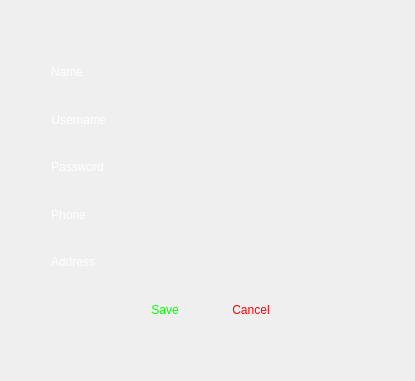
Old version of the form SkullKing/LoginClasses/signup.ui in the repository danialmd81/skull-king.
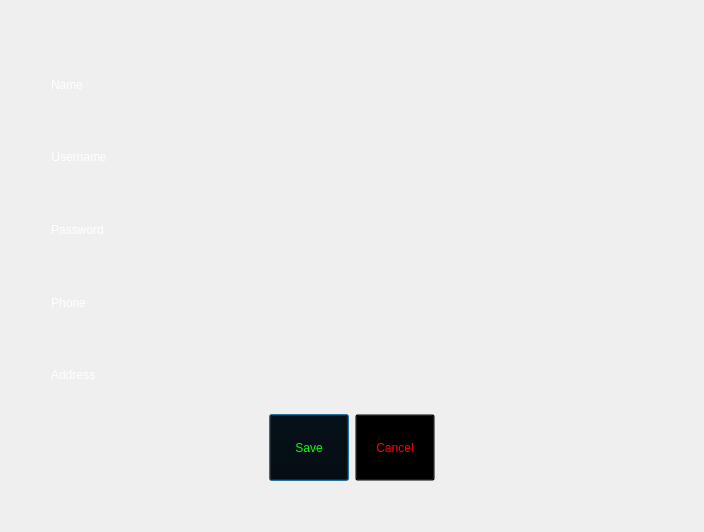
New version of the form. Icons and pictures are not drawn.

Diff of the .ui file:
```diff
--- a/SkullKing/LoginClasses/signup.ui
+++ b/SkullKing/LoginClasses/signup.ui
@@ -9,8 +9,8 @@
    <rect>
     <x>0</x>
     <y>0</y>
-    <width>415</width>
-    <height>381</height>
+    <width>704</width>
+    <height>532</height>
    </rect>
   </property>
   <property name="sizePolicy">
@@ -30,26 +30,6 @@
   <property name="modal">
    <bool>true</bool>
   </property>
-  <layout class="QVBoxLayout" name="verticalLayout_3">
-   <item>
-    <layout class="QVBoxLayout" name="verticalLayout_2">
-     <item>
-      <spacer name="verticalSpacer">
-       <property name="orientation">
-        <enum>Qt::Vertical</enum>
-       </property>
-       <property name="sizeType">
-        <enum>QSizePolicy::Preferred</enum>
-       </property>
-       <property name="sizeHint" stdset="0">
-        <size>
-         <width>20</width>
-         <height>40</height>
-        </size>
-       </property>
-      </spacer>
-     </item>
-     <item>
       <layout class="QHBoxLayout" name="horizontalLayout_7">
        <item>
         <spacer name="horizontalSpacer_3">
@@ -69,6 +49,22 @@
        </item>
        <item>
         <layout class="QVBoxLayout" name="verticalLayout">
+     <item>
+      <spacer name="verticalSpacer">
+       <property name="orientation">
+        <enum>Qt::Vertical</enum>
+       </property>
+       <property name="sizeType">
+        <enum>QSizePolicy::Preferred</enum>
+       </property>
+       <property name="sizeHint" stdset="0">
+        <size>
+         <width>20</width>
+         <height>40</height>
+        </size>
+       </property>
+      </spacer>
+     </item>
          <item>
           <layout class="QHBoxLayout" name="horizontalLayout_5">
            <item>
@@ -1316,12 +1312,6 @@
                <verstretch>0</verstretch>
               </sizepolicy>
              </property>
-             <property name="maximumSize">
-              <size>
-               <width>80</width>
-               <height>53</height>
-              </size>
-             </property>
              <property name="palette">
               <palette>
                <active>
@@ -1530,7 +1520,7 @@
               <string>Save</string>
              </property>
              <property name="flat">
-              <bool>true</bool>
+          <bool>false</bool>
              </property>
             </widget>
            </item>
@@ -1542,12 +1532,6 @@
                <verstretch>0</verstretch>
               </sizepolicy>
              </property>
-             <property name="maximumSize">
-              <size>
-               <width>101</width>
-               <height>53</height>
-              </size>
-             </property>
              <property name="styleSheet">
               <string notr="true">border-image: url(:/Pictures/Game/Background.png);
 background: transparent;
@@ -1557,7 +1541,7 @@
               <string>Cancel</string>
              </property>
              <property name="flat">
-              <bool>true</bool>
+          <bool>false</bool>
              </property>
             </widget>
            </item>
@@ -1576,26 +1560,6 @@
            </item>
           </layout>
          </item>
-        </layout>
-       </item>
-       <item>
-        <spacer name="horizontalSpacer_4">
-         <property name="orientation">
-          <enum>Qt::Horizontal</enum>
-         </property>
-         <property name="sizeType">
-          <enum>QSizePolicy::Minimum</enum>
-         </property>
-         <property name="sizeHint" stdset="0">
-          <size>
-           <width>40</width>
-           <height>20</height>
-          </size>
-         </property>
-        </spacer>
-       </item>
-      </layout>
-     </item>
      <item>
       <spacer name="verticalSpacer_2">
        <property name="orientation">
@@ -1614,6 +1578,22 @@
      </item>
     </layout>
    </item>
+   <item>
+    <spacer name="horizontalSpacer_4">
+     <property name="orientation">
+      <enum>Qt::Horizontal</enum>
+     </property>
+     <property name="sizeType">
+      <enum>QSizePolicy::Minimum</enum>
+     </property>
+     <property name="sizeHint" stdset="0">
+      <size>
+       <width>40</width>
+       <height>20</height>
+      </size>
+     </property>
+    </spacer>
+   </item>
   </layout>
  </widget>
  <resources/>
```
Left out of the diff: 2 changed lines with no effect on the pictures. Lines whose indentation alone changed are shown as unchanged.
